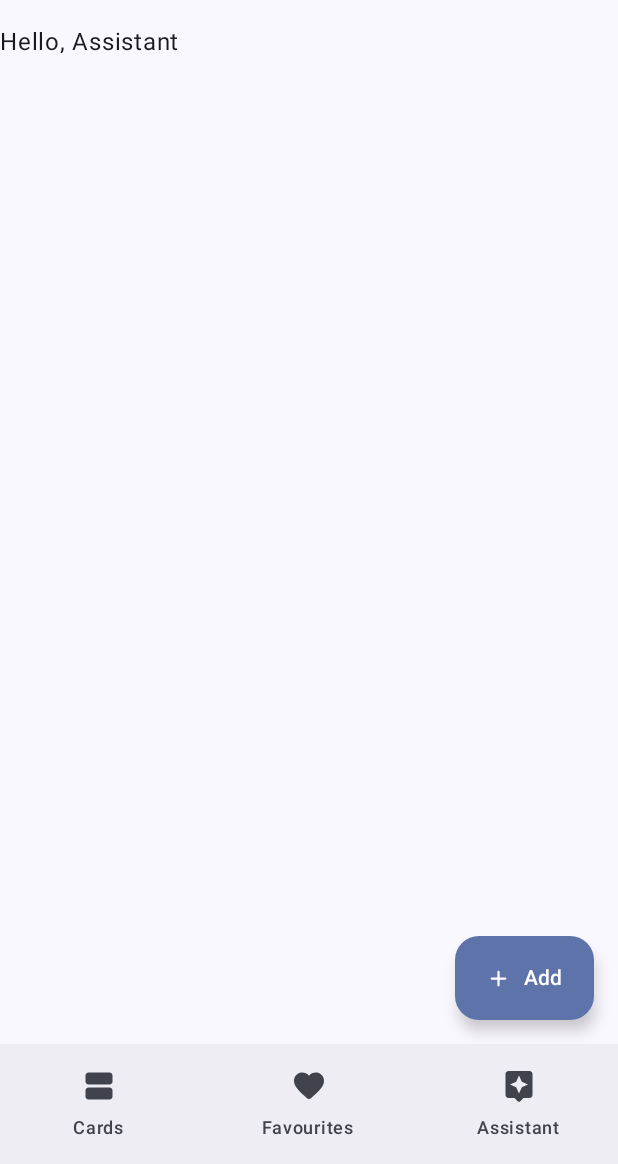
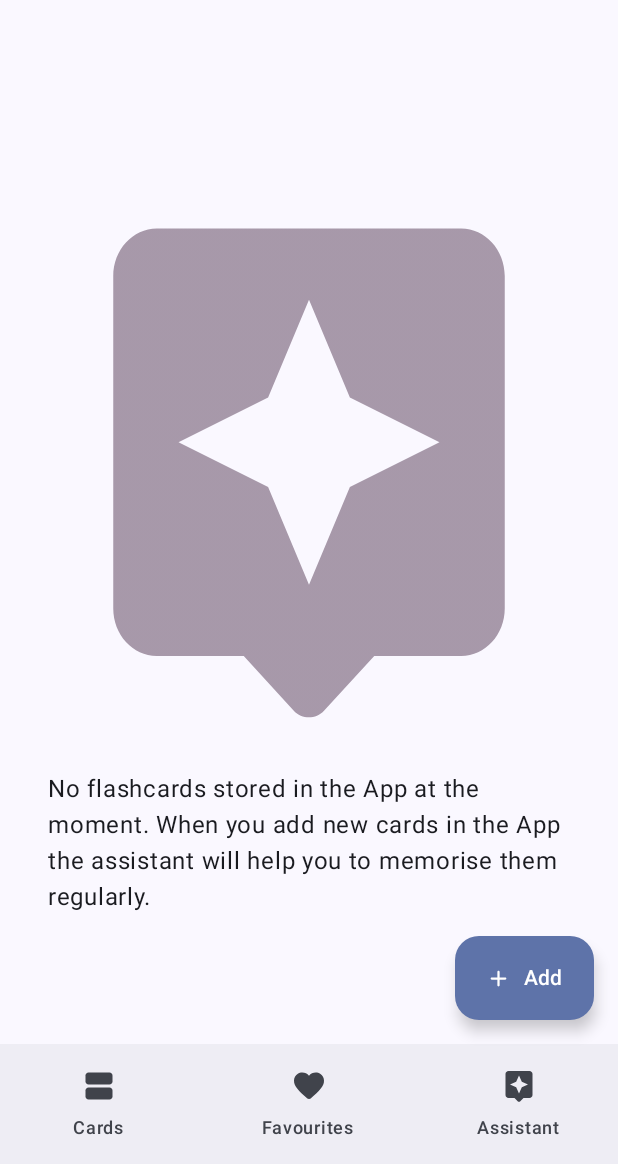
Before and after one commit to HeidelX/Memorati, an Android app built with Jetpack Compose: the AssistantRoute screen opened through its navigation route, on a phone screen of 412 x 824 dp, the part 72-1236 px from its top. Run offline under Robolectric (Android 15) with nearby library versions, the phone set to English and light mode, and no system bars; our stand-ins replace Dagger/Hilt's generated code.

Commit message:
Reusable empty screen

```diff
--- a/feature/cards/src/main/java/com/memorati/feature/cards/EmptyCardsScreen.kt
+++ b/core/design/src/main/java/com/memorati/core/design/component/EmptyScreen.kt
@@ -1,4 +1,4 @@
-package com.memorati.feature.cards
+package com.memorati.core.design.component
 
 import MemoratiIcons
 import androidx.compose.foundation.Image
@@ -14,14 +14,18 @@ import androidx.compose.runtime.Composable
 import androidx.compose.ui.Alignment
 import androidx.compose.ui.Modifier
 import androidx.compose.ui.graphics.ColorFilter
+import androidx.compose.ui.graphics.vector.ImageVector
 import androidx.compose.ui.layout.ContentScale
-import androidx.compose.ui.res.stringResource
+import androidx.compose.ui.tooling.preview.Preview
 import androidx.compose.ui.unit.dp
 import com.memorati.core.design.icon.CardMembership
-import com.memorati.core.ui.DevicePreviews
 
 @Composable
-fun EmptyCardsScreen(modifier: Modifier = Modifier) {
+fun EmptyScreen(
+    imageVector: ImageVector,
+    message: String,
+    modifier: Modifier = Modifier,
+) {
     Column(
         modifier = modifier.fillMaxSize(),
         verticalArrangement = Arrangement.Center,
@@ -32,7 +36,7 @@ fun EmptyCardsScreen(modifier: Modifier = Modifier) {
                 .aspectRatio(ratio = 1f)
                 .padding(horizontal = 32.dp, vertical = 16.dp)
                 .width(200.dp),
-            imageVector = MemoratiIcons.CardMembership,
+            imageVector = imageVector,
             contentDescription = "",
             contentScale = ContentScale.FillBounds,
             colorFilter = ColorFilter.tint(MaterialTheme.colorScheme.tertiary.copy(0.5f)),
@@ -40,14 +44,14 @@ fun EmptyCardsScreen(modifier: Modifier = Modifier) {
 
         Text(
             modifier = Modifier.padding(horizontal = 32.dp),
-            text = stringResource(id = R.string.no_cards_message),
+            text = message,
             style = MaterialTheme.typography.bodyLarge,
         )
     }
 }
 
-@DevicePreviews
+@Preview
 @Composable
-fun EmptyCardsScreenPreview() {
-    EmptyCardsScreen()
+internal fun EmptyScreenPreview() {
+    EmptyScreen(imageVector = MemoratiIcons.CardMembership, message = "Hello")
 }
--- /dev/null
+++ b/feature/assistant/src/main/java/com/memorati/feature/assistant/AssistantScreen.kt
@@ -0,0 +1,24 @@
+package com.memorati.feature.assistant
+
+import MemoratiIcons
+import androidx.compose.runtime.Composable
+import androidx.compose.ui.Modifier
+import androidx.compose.ui.res.stringResource
+import com.memorati.core.design.component.EmptyScreen
+
+@Composable
+fun AssistantRoute(
+    modifier: Modifier = Modifier,
+) {
+    AssistantScreen()
+}
+
+@Composable
+internal fun AssistantScreen(
+    modifier: Modifier = Modifier,
+) {
+    EmptyScreen(
+        imageVector = MemoratiIcons.Assistant,
+        message = stringResource(id = R.string.no_assistant_cards_message),
+    )
+}
--- a/feature/assistant/src/main/java/com/memorati/feature/assistant/navigation/Navigation.kt
+++ b/feature/assistant/src/main/java/com/memorati/feature/assistant/navigation/Navigation.kt
@@ -1,9 +1,9 @@
 package com.memorati.feature.assistant.navigation
 
-import androidx.compose.material3.Text
 import androidx.navigation.NavController
 import androidx.navigation.NavGraphBuilder
 import androidx.navigation.compose.composable
+import com.memorati.feature.assistant.AssistantRoute
 
 const val ASSISTANT_ROUTE = "assistant"
 fun NavController.navigateToAssistant() {
@@ -12,6 +12,6 @@ fun NavController.navigateToAssistant() {
 
 fun NavGraphBuilder.assistantScreen() {
     composable(ASSISTANT_ROUTE) {
-        Text(text = "Hello, Assistant")
+        AssistantRoute()
     }
 }
--- /dev/null
+++ b/feature/assistant/src/main/res/values/strings.xml
@@ -0,0 +1,4 @@
+<?xml version="1.0" encoding="utf-8"?>
+<resources>
+    <string name="no_assistant_cards_message">"No flashcards stored in the App at the moment. When you add new cards in the App the assistant will help you to memorise them regularly."</string>
+</resources>
--- a/feature/cards/src/main/java/com/memorati/feature/cards/CardsScreen.kt
+++ b/feature/cards/src/main/java/com/memorati/feature/cards/CardsScreen.kt
@@ -1,10 +1,14 @@
 package com.memorati.feature.cards
 
+import MemoratiIcons
 import androidx.compose.runtime.Composable
 import androidx.compose.runtime.getValue
 import androidx.compose.ui.Modifier
+import androidx.compose.ui.res.stringResource
 import androidx.hilt.navigation.compose.hiltViewModel
 import androidx.lifecycle.compose.collectAsStateWithLifecycle
+import com.memorati.core.design.component.EmptyScreen
+import com.memorati.core.design.icon.CardMembership
 import com.memorati.core.model.Flashcard
 
 @Composable
@@ -27,6 +31,9 @@ internal fun CardsScreen(
     if (state.map.isNotEmpty()) {
         CardsList(state, toggleFavoured, modifier)
     } else {
-        EmptyCardsScreen()
+        EmptyScreen(
+            imageVector = MemoratiIcons.CardMembership,
+            message = stringResource(id = R.string.no_cards_message),
+        )
     }
 }
--- /dev/null
+++ b/feature/favourites/src/main/res/values/strings.xml
@@ -0,0 +1,4 @@
+<?xml version="1.0" encoding="utf-8"?>
+<resources>
+    <string name="no_favourites_message">"No favourites yet"</string>
+</resources>
```
Also changed, not shown: feature/favourites/src/main/java/com/memorati/feature/favourites/FavouritesList.kt (added, +162 -0 lines), feature/favourites/src/main/java/com/memorati/feature/favourites/FavouritesScreen.kt (+10 -148 lines).
